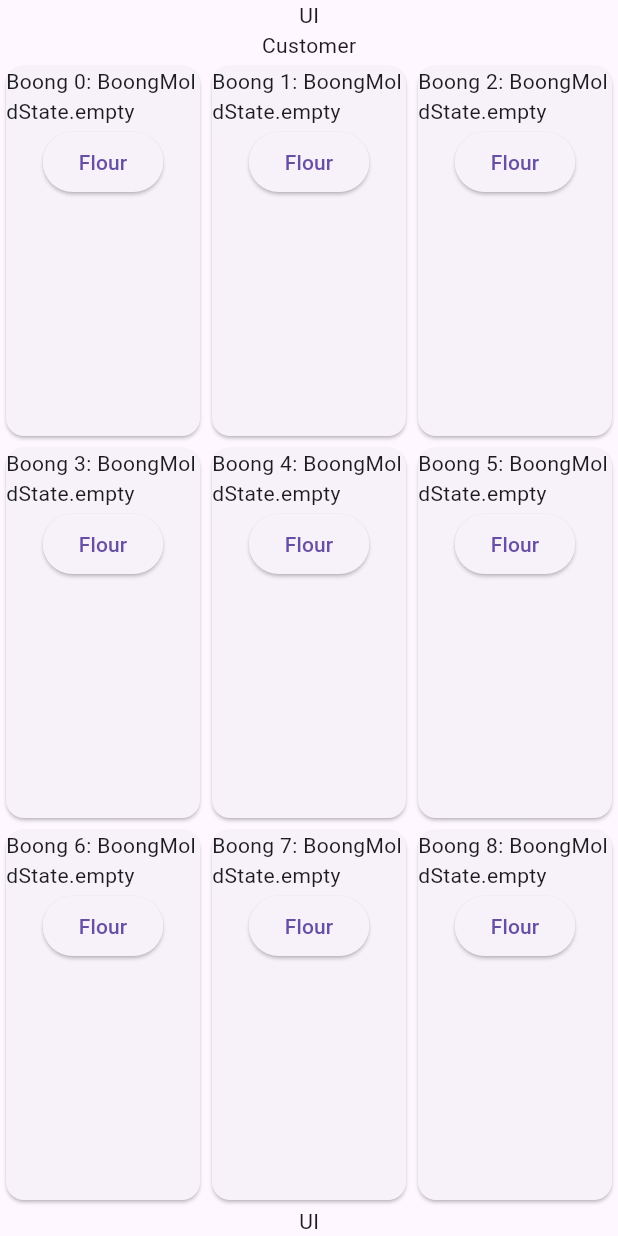
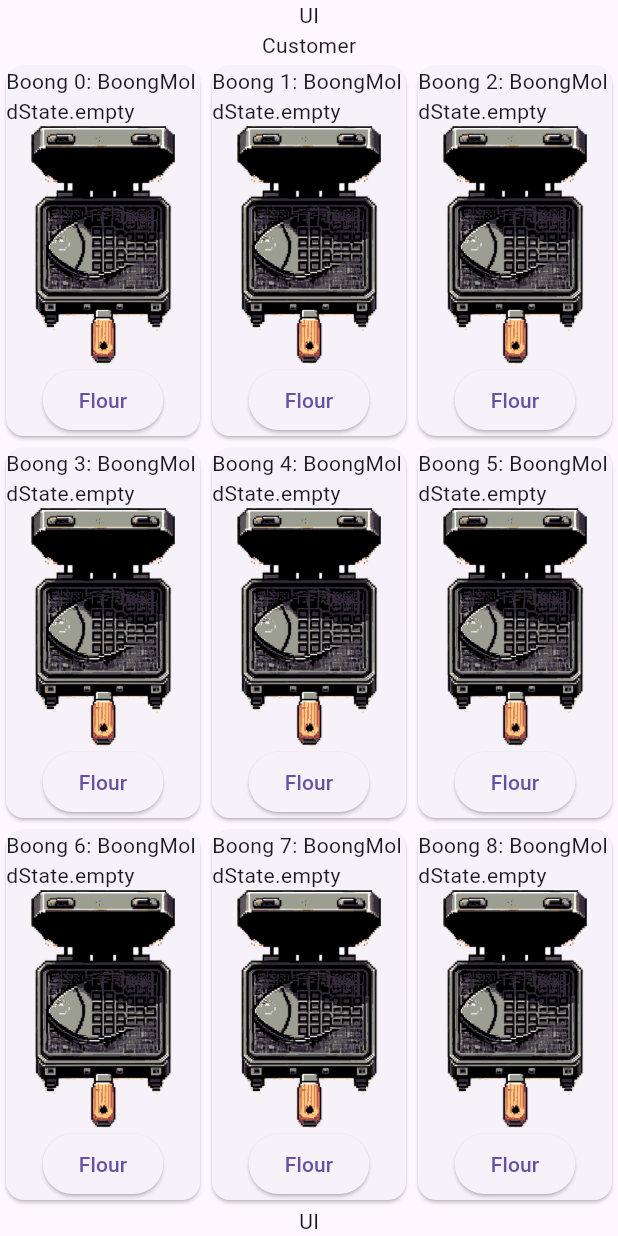
Before and after one commit to lache/boong, a Flutter app: the screen it shows after launch, on a phone screen of 412 x 824 dp. Run offline on Flutter 3.47's test engine with Material 3 defaults, Android fonts, the phone set to English and light mode, and no system bars.

Commit message:
붕어빵 틀 리소스 적용!

```diff
--- a/lib/boong_widget.dart
+++ b/lib/boong_widget.dart
@@ -16,6 +16,8 @@ class BoongWidget extends StatelessWidget {
         child: Column(
           children: [
             Text('Boong $index: ${boong.moldState}'),
+            Expanded(
+                child: Image.asset('assets/mold${boong.moldState.index}.png')),
             ElevatedButton(
               onPressed: handleAction,
               child: Text(getActionName()),
```
Also changed, not shown: pubspec.yaml (+15 -3 lines).
